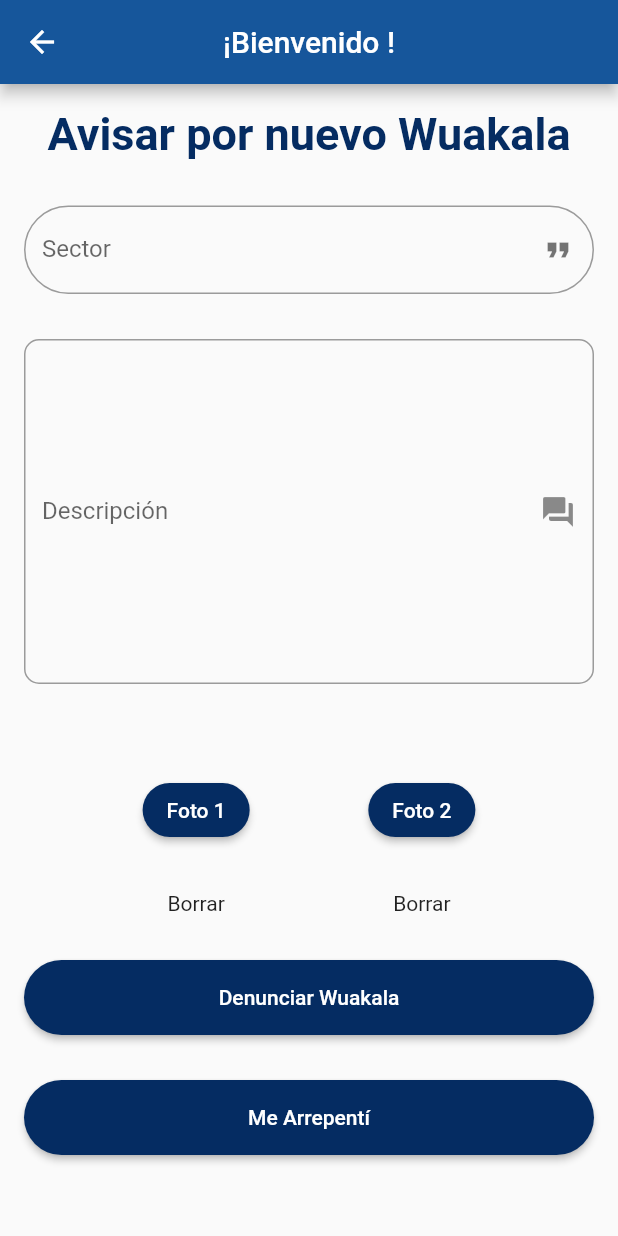
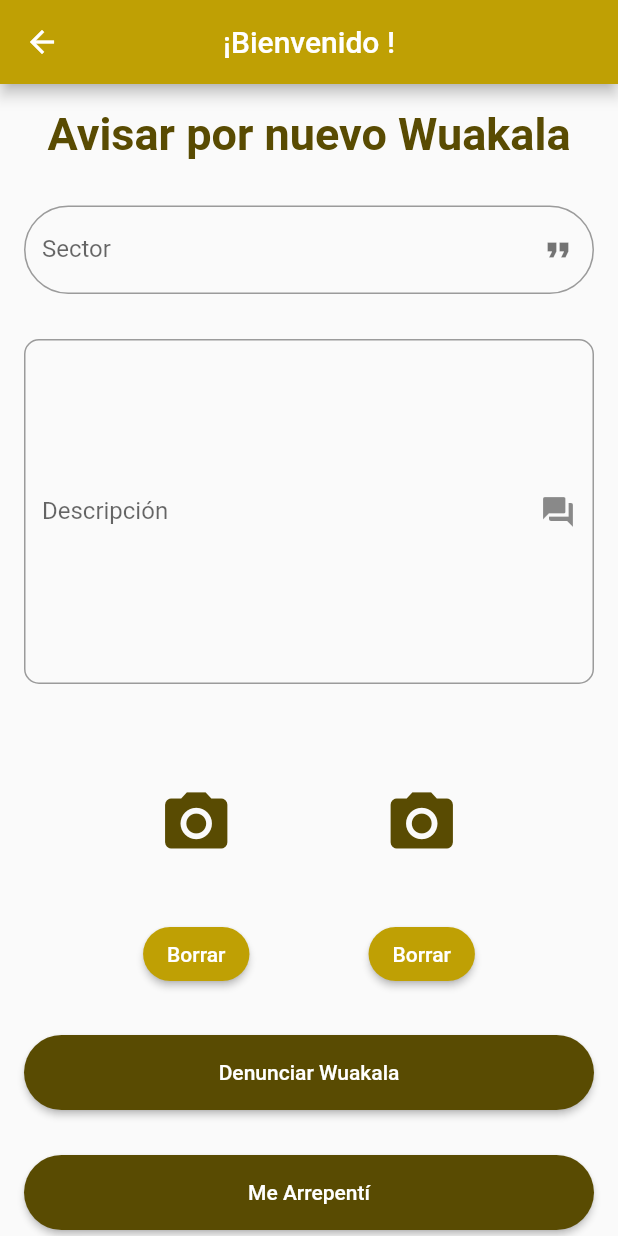
Before and after one commit to Landerer0/PAMProyecto2, a Flutter app: the agregarMensaje screen opened directly, on a phone screen of 412 x 824 dp. Run offline on Flutter 3.47's test engine with Material 2 defaults, Android fonts, the light colour scheme and no system bars; our stand-ins replace camera, cool_alert, fluttertoast, shared_preferences, sidebarx; missing offline and left inert: dart:ffi; accounts and stored records are empty; network calls fail; Roboto replaces fonts that are missing (Calibri).

Commit message:
mejoras visuales

```diff
--- a/lib/global.dart
+++ b/lib/global.dart
@@ -4,8 +4,8 @@ class Global {
   static int idUsuario = 0;
   static String login = "";
   static String baseApiUrl = "https://03a8a3d1b59a.sa.ngrok.io";
-  static Color colorOficial = Color.fromARGB(255, 22, 86, 155);
-  static Color colorSecundario = Color.fromARGB(255, 5, 44, 98);
-  static Color colorSupport = Color.fromARGB(255, 181, 232, 226);
-  static Color colorTexto = Color.fromARGB(255, 66, 173, 176);
+  static Color colorOficial = Color.fromARGB(255, 191, 160, 4);
+  static Color colorSecundario = Color.fromARGB(255, 89, 75, 2);
+  static Color colorSupport = Color.fromARGB(255, 245, 241, 160);
+  static Color colorTexto = Color.fromARGB(255, 242, 204, 7);
 }
--- a/lib/main.dart
+++ b/lib/main.dart
@@ -16,7 +16,7 @@ class MyApp extends StatelessWidget {
       title: 'LuciMensajes',
       theme: ThemeData(
         fontFamily: 'Calibri',
-        primarySwatch: Colors.blueGrey,
+        primarySwatch: Colors.brown,
       ),
       home: const HomeScreen(),
     );
--- a/lib/pages/agregarWuakala.dart
+++ b/lib/pages/agregarWuakala.dart
@@ -118,16 +118,25 @@ class _agregarMensajeState extends State<agregarMensaje> {
                           ),
                         sizedBox,
                         //Coso para capturar imagen de la camara
-                        ElevatedButton(
-                            style: ElevatedButton.styleFrom(
-                                backgroundColor: Global.colorSecundario,
-                                shape: const StadiumBorder()),
+                        IconButton(
                             onPressed: () async {
                               _navigateAndDisplaySelection1(context);
                             },
-                            child: const Text("Foto 1")),
+                            icon: Icon(Icons.camera_alt),
+                            iconSize: 50,
+                            color: Global.colorSecundario),
                         sizedBox,
-                        Text("Borrar"), // relacionado con la camara
+                        ElevatedButton(
+                            style: ElevatedButton.styleFrom(
+                                backgroundColor: Global.colorOficial,
+                                shape: const StadiumBorder()),
+                            onPressed: () {
+                              setState(() {
+                                imagen1 = null;
+                              });
+                            },
+                            child: const Text(
+                                "Borrar")), // relacionado con la camara
                       ],
                     ),
                     Column(
@@ -139,18 +148,28 @@ class _agregarMensajeState extends State<agregarMensaje> {
                           ),
                         sizedBox,
                         //Coso para capturar imagen de la camara
-                        ElevatedButton(
-                            style: ElevatedButton.styleFrom(
-                                backgroundColor: Global.colorSecundario,
-                                shape: const StadiumBorder()),
+                        IconButton(
                             onPressed: () async {
                               _navigateAndDisplaySelection2(context);
                             },
-                            child: const Text("Foto 2")),
+                            icon: Icon(Icons.camera_alt),
+                            iconSize: 50,
+                            color: Global.colorSecundario),
+                        //child: const Text("Foto 2")),
 
                         //Coso para capturar imagen de la camara
                         sizedBox,
-                        Text("Borrar"), // relacionado con la camara
+                        ElevatedButton(
+                            style: ElevatedButton.styleFrom(
+                                backgroundColor: Global.colorOficial,
+                                shape: const StadiumBorder()),
+                            onPressed: () {
+                              setState(() {
+                                imagen2 = null;
+                              });
+                            },
+                            child: const Text(
+                                "Borrar")), // relacionado con la camara
                       ],
                     ),
                   ],
@@ -195,7 +214,7 @@ class _agregarMensajeState extends State<agregarMensaje> {
                             File image1file, image2file;
                             Uint8List image1bytes, image2bytes;
                             String base64string1, base64string2;
-                            String? imagen2;
+                            //String? imagen2; -> este era el problema
                             image1file = File(imagen1!); //convert Path to File
                             image1bytes = await image1file
                                 .readAsBytes(); //convert to bytes
--- a/lib/pages/integrantes.dart
+++ b/lib/pages/integrantes.dart
@@ -78,8 +78,8 @@ class _IntegrantesState extends State<Integrantes> {
                               SizedBox(height: 20),
                               CircleAvatar(
                                 radius: 60,
-                                backgroundImage:
-                                    AssetImage("assets/images/crisperez.jpeg"),
+                                backgroundImage: AssetImage(
+                                    "assets/images/crisperez2022.jpg"),
                               ),
                               SizedBox(height: 10),
                               Text(
--- a/lib/pages/principal.dart
+++ b/lib/pages/principal.dart
@@ -75,7 +75,7 @@ class _PrincipalState extends State<Principal> {
             DrawerHeader(
               decoration: const BoxDecoration(
                   image: DecorationImage(
-                      image: AssetImage("assets/images/drawer.jpg"),
+                      image: AssetImage("assets/images/yellow-drawer.jpg"),
                       fit: BoxFit.cover)),
               child: Column(
                 mainAxisAlignment: MainAxisAlignment.end,
--- a/lib/pages/wuakalaComentario.dart
+++ b/lib/pages/wuakalaComentario.dart
@@ -1,6 +1,7 @@
 import 'package:cool_alert/cool_alert.dart';
 import 'package:flutter/material.dart';
 import 'package:fluttertoast/fluttertoast.dart';
+import 'package:proyecto02/pages/detalleWuakala.dart';
 import 'package:proyecto02/services/messageService.dart';
 
 import '../global.dart';
@@ -37,8 +38,11 @@ class _wuakalaComentarioState extends State<wuakalaComentario> {
         loopAnimation: false,
       );
       // el usuario se registro correctamente
-      Navigator.pop(
+      Navigator.pushReplacement(
         context,
+        MaterialPageRoute(
+          builder: (context) => detalleWuakala(index),
+        ),
       );
     } else {
       CoolAlert.show(
--- a/pubspec.yaml
+++ b/pubspec.yaml
@@ -68,8 +68,9 @@ flutter:
     - assets/images/openbook.png
     - assets/images/personLock.png
     - assets/images/hall.png
-    - assets/images/drawer.jpg
+    - assets/images/yellow-drawer.jpg
     - assets/images/crisperez.jpeg
+    - assets/images/crisperez2022.jpg
     - assets/images/lucaskraemer.png
     - assets/images/user.png
     - assets/images/welcome.png
```
Also changed, not shown: lib/pages/cameraPage.dart (+77 -23 lines), lib/pages/detalleFoto.dart (+18 -2 lines), lib/pages/detalleWuakala.dart (+39 -8 lines), assets/images/crisperez2022.jpg (added), assets/images/yellow-drawer.jpg (added).
